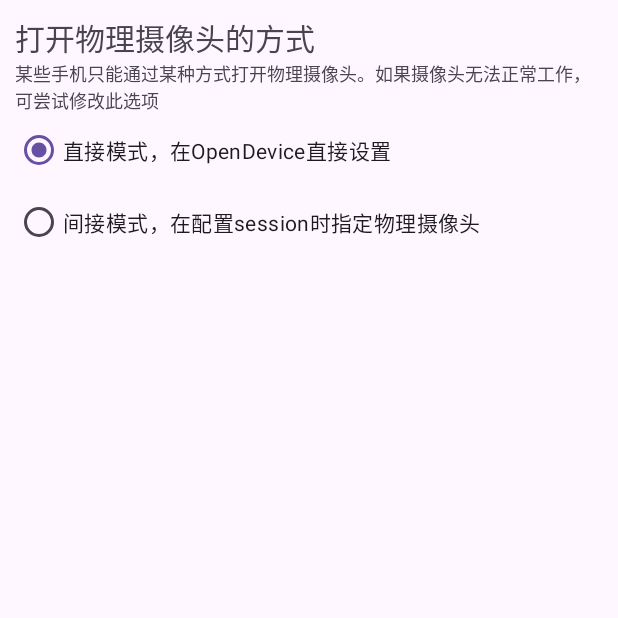
After one commit to zuguorui/CameraUtil, an Android app: the SettingActivity screen opened directly, with no data from a screen before it, on a phone screen of 412 x 824 dp, the top half of it. The commit adds this screen. Run offline under Robolectric (Android 15) with nearby library versions, the phone set to English and light mode, and no system bars; our stand-ins replace Timber.

Commit message:
修复TextureView在第一次预览时比例错误的问题。添加设置选项。

```diff
--- a/app/build.gradle.kts
+++ b/app/build.gradle.kts
@@ -76,4 +76,5 @@ dependencies {
     androidTestImplementation("androidx.test.ext:junit:1.1.5")
     androidTestImplementation("androidx.test.espresso:espresso-core:3.5.1")
     implementation("com.jakewharton.timber:timber:5.0.1")
+    implementation("androidx.datastore:datastore-preferences:1.0.0")
 }
--- a/app/src/main/AndroidManifest.xml
+++ b/app/src/main/AndroidManifest.xml
@@ -27,6 +27,9 @@
         android:supportsRtl="true"
         android:theme="@style/Theme.CameraUtil"
         tools:targetApi="31">
+        <activity
+            android:name=".SettingActivity"
+            android:exported="false" />
         <activity
             android:name=".WbActivity"
             android:exported="false" />
--- a/app/src/main/java/com/zu/camerautil/CropActivity.kt
+++ b/app/src/main/java/com/zu/camerautil/CropActivity.kt
@@ -46,7 +46,7 @@ class CropActivity : AppCompatActivity() {
             binding.cameraSelector.setCameras(cameraInfoMap.values)
         }
 
-        override fun onSurfaceSizeChanged(surface: Surface, width: Int, height: Int) {
+        override fun onSurfaceSizeChanged(surface: Surface, surfaceWidth: Int, surfaceHeight: Int) {
             val surfaceSize = binding.surfaceMain.surfaceSize
             Timber.d("surfaceChanged: surfaceSize = $surfaceSize, ratio = ${surfaceSize.toRational()}")
         }
--- a/app/src/main/java/com/zu/camerautil/MainActivity.kt
+++ b/app/src/main/java/com/zu/camerautil/MainActivity.kt
@@ -53,6 +53,10 @@ class MainActivity : AppCompatActivity() {
         binding.btnNeonTest.setOnClickListener {
             NeonTest.doNeonTest()
         }
+
+        binding.btnSetting.setOnClickListener {
+            startActivity(SettingActivity::class.java)
+        }
     }
 
     private fun <T> startActivity(target: Class<T>) {
--- a/app/src/main/java/com/zu/camerautil/SpecifyCameraMethod.kt
+++ b/app/src/main/java/com/zu/camerautil/OpenCameraMethod.kt
@@ -11,7 +11,7 @@ package com.zu.camerautil
  * 来指定该物理摄像头。
  * 2. 直接在openDevice时指定该物理摄像头即可。不需要在createSession的OutputConfiguration中再指定摄像头
  * */
-enum class SpecifyCameraMethod {
+enum class OpenCameraMethod {
     // 方式2
     DIRECTLY,
     // 方式1
--- /dev/null
+++ b/app/src/main/java/com/zu/camerautil/SettingActivity.kt
@@ -0,0 +1,33 @@
+package com.zu.camerautil
+
+import androidx.appcompat.app.AppCompatActivity
+import android.os.Bundle
+import com.zu.camerautil.databinding.ActivitySettingBinding
+
+class SettingActivity : AppCompatActivity() {
+
+    private lateinit var binding: ActivitySettingBinding
+    override fun onCreate(savedInstanceState: Bundle?) {
+        super.onCreate(savedInstanceState)
+        binding = ActivitySettingBinding.inflate(layoutInflater)
+        setContentView(binding.root)
+        initData()
+        initViews()
+    }
+
+    private fun initData() {
+        when (Settings.openCameraMethod) {
+            OpenCameraMethod.IN_CONFIGURATION -> binding.rbOpenCameraInConfig.isChecked = true
+            else -> binding.rbOpenCameraDirectly.isChecked = true
+        }
+    }
+
+    private fun initViews() {
+        binding.rgOpenCameraMethod.setOnCheckedChangeListener { _, checkedId ->
+            Settings.openCameraMethod = when (checkedId) {
+                R.id.rb_open_camera_in_config -> OpenCameraMethod.IN_CONFIGURATION
+                else -> OpenCameraMethod.DIRECTLY
+            }
+        }
+    }
+}
--- a/app/src/main/java/com/zu/camerautil/preview/PreviewViewImplementation.kt
+++ b/app/src/main/java/com/zu/camerautil/preview/PreviewViewImplementation.kt
@@ -32,6 +32,8 @@ abstract class PreviewViewImplementation(val context: Context) {
     abstract var previewSize: Size?
 
     abstract val surfaceSize: Size
+
+    abstract val viewSize: Size
 
     private var surfaceRect = Rect()
 
@@ -132,7 +134,7 @@ abstract class PreviewViewImplementation(val context: Context) {
 
     interface SurfaceStateListener {
         fun onSurfaceCreated(surface: Surface)
-        fun onSurfaceSizeChanged(surface: Surface, width: Int, height: Int)
+        fun onSurfaceSizeChanged(surface: Surface, surfaceWidth: Int, surfaceHeight: Int)
         fun onSurfaceDestroyed(surface: Surface)
     }
 }
--- a/app/src/main/java/com/zu/camerautil/preview/SurfaceViewImplementation.kt
+++ b/app/src/main/java/com/zu/camerautil/preview/SurfaceViewImplementation.kt
@@ -30,6 +30,9 @@ class SurfaceViewImplementation: PreviewViewImplementation {
         get() = with(holder.surfaceFrame) {
             Size(this.width(), this.height())
         }
+
+    override val viewSize: Size
+        get() = Size(surfaceView.width, surfaceView.height)
 
     override var previewSize: Size? = null
         set(value) {
--- /dev/null
+++ b/app/src/main/java/com/zu/camerautil/util/StoreUtil.kt
@@ -0,0 +1,6 @@
+package com.zu.camerautil.util
+
+import android.content.Context
+import androidx.datastore.core.DataStore
+import androidx.datastore.preferences.core.Preferences
+import androidx.datastore.preferences.preferencesDataStore
--- /dev/null
+++ b/app/src/main/res/layout/activity_setting.xml
@@ -0,0 +1,53 @@
+<?xml version="1.0" encoding="utf-8"?>
+<androidx.constraintlayout.widget.ConstraintLayout
+    xmlns:android="http://schemas.android.com/apk/res/android"
+    xmlns:app="http://schemas.android.com/apk/res-auto"
+    xmlns:tools="http://schemas.android.com/tools"
+    android:layout_width="match_parent"
+    android:layout_height="match_parent"
+    tools:context=".SettingActivity">
+    <ScrollView
+        android:layout_width="match_parent"
+        android:layout_height="match_parent"
+        android:padding="10dp"
+        android:orientation="vertical"
+        android:scrollbars="vertical">
+        <LinearLayout
+            android:layout_width="match_parent"
+            android:layout_height="wrap_content"
+            android:orientation="vertical">
+            <LinearLayout
+                android:layout_width="match_parent"
+                android:layout_height="wrap_content"
+                android:orientation="vertical">
+                <TextView
+                    android:layout_width="wrap_content"
+                    android:layout_height="wrap_content"
+                    android:text="打开物理摄像头的方式"
+                    android:textSize="20sp"/>
+                <TextView
+                    android:layout_width="wrap_content"
+                    android:layout_height="wrap_content"
+                    android:text="某些手机只能通过某种方式打开物理摄像头。如果摄像头无法正常工作，可尝试修改此选项"
+                    android:textSize="12sp"/>
+                <RadioGroup
+                    android:layout_width="wrap_content"
+                    android:layout_height="wrap_content"
+                    android:orientation="vertical"
+                    android:id="@+id/rg_open_camera_method">
+                    <RadioButton
+                        android:layout_width="wrap_content"
+                        android:layout_height="wrap_content"
+                        android:text="直接模式，在OpenDevice直接设置"
+                        android:id="@+id/rb_open_camera_directly"/>
+                    <RadioButton
+                        android:layout_width="wrap_content"
+                        android:layout_height="wrap_content"
+                        android:text="间接模式，在配置session时指定物理摄像头"
+                        android:id="@+id/rb_open_camera_in_config"/>
+
+                </RadioGroup>
+            </LinearLayout>
+        </LinearLayout>
+    </ScrollView>
+</androidx.constraintlayout.widget.ConstraintLayout>
```
Also changed, not shown: app/src/main/java/com/zu/camerautil/MultiSurfaceActivity.kt (+1 -16 lines), app/src/main/java/com/zu/camerautil/RecordActivity.kt (+1 -18 lines), app/src/main/java/com/zu/camerautil/Settings.kt (added, +70 -0 lines), app/src/main/java/com/zu/camerautil/StaticConfig.kt (deleted, +0 -10 lines), app/src/main/java/com/zu/camerautil/WbActivity.kt (+10 -26 lines), app/src/main/java/com/zu/camerautil/ZoomActivity.kt (+1 -16 lines), app/src/main/java/com/zu/camerautil/camera/BaseCameraLogic.kt (+4 -6 lines), app/src/main/java/com/zu/camerautil/preview/TextureViewImplementation.kt (+13 -6 lines), app/src/main/res/layout/activity_main.xml (+7 -0 lines).
